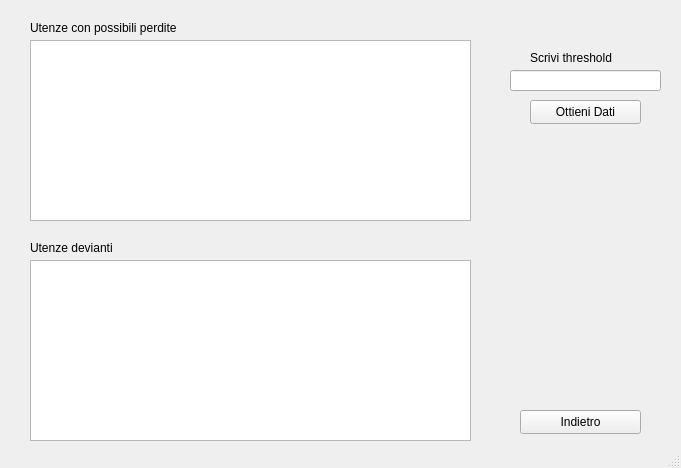
This is analisi.ui in stefanodecillis/Progetto_Fondamenti_WR as Qt 5 draws it before an edit. The edited form follows.
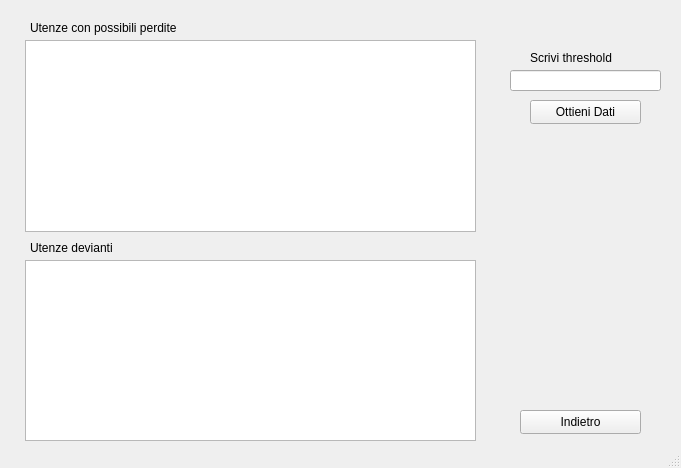
This is the edited form.

Patch:
```diff
--- a/analisi.ui
+++ b/analisi.ui
@@ -14,26 +14,6 @@
    <string>MainWindow</string>
   </property>
   <widget class="QWidget" name="centralwidget">
-   <widget class="QListView" name="listPerdite">
-    <property name="geometry">
-     <rect>
-      <x>30</x>
-      <y>40</y>
-      <width>441</width>
-      <height>181</height>
-     </rect>
-    </property>
-   </widget>
-   <widget class="QListView" name="listDevianti">
-    <property name="geometry">
-     <rect>
-      <x>30</x>
-      <y>260</y>
-      <width>441</width>
-      <height>181</height>
-     </rect>
-    </property>
-   </widget>
    <widget class="QLabel" name="label_perdite">
     <property name="geometry">
      <rect>
@@ -109,6 +89,26 @@
      <string>Indietro</string>
     </property>
    </widget>
+   <widget class="QListWidget" name="list_perdite">
+    <property name="geometry">
+     <rect>
+      <x>25</x>
+      <y>40</y>
+      <width>451</width>
+      <height>192</height>
+     </rect>
+    </property>
+   </widget>
+   <widget class="QListWidget" name="list_devianti">
+    <property name="geometry">
+     <rect>
+      <x>25</x>
+      <y>260</y>
+      <width>451</width>
+      <height>181</height>
+     </rect>
+    </property>
+   </widget>
   </widget>
   <widget class="QStatusBar" name="statusbar"/>
  </widget>
```
